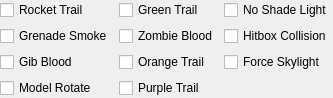
First picture: the form in src/tools/hlam/ui/assets/studiomodel/dockpanels/StudioModelFlagsPanel.ui, repository SamVanheer/HalfLifeAssetManager, before the edit.
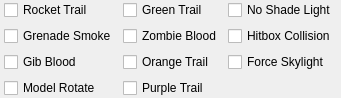
Second picture: the form after the edit.

```diff
--- a/src/tools/hlam/ui/assets/studiomodel/dockpanels/StudioModelFlagsPanel.ui
+++ b/src/tools/hlam/ui/assets/studiomodel/dockpanels/StudioModelFlagsPanel.ui
@@ -18,13 +18,13 @@
     <enum>QLayout::SetFixedSize</enum>
    </property>
    <property name="leftMargin">
-    <number>0</number>
+    <number>4</number>
    </property>
    <property name="topMargin">
     <number>0</number>
    </property>
    <property name="rightMargin">
-    <number>0</number>
+    <number>4</number>
    </property>
    <property name="bottomMargin">
     <number>0</number>
```
